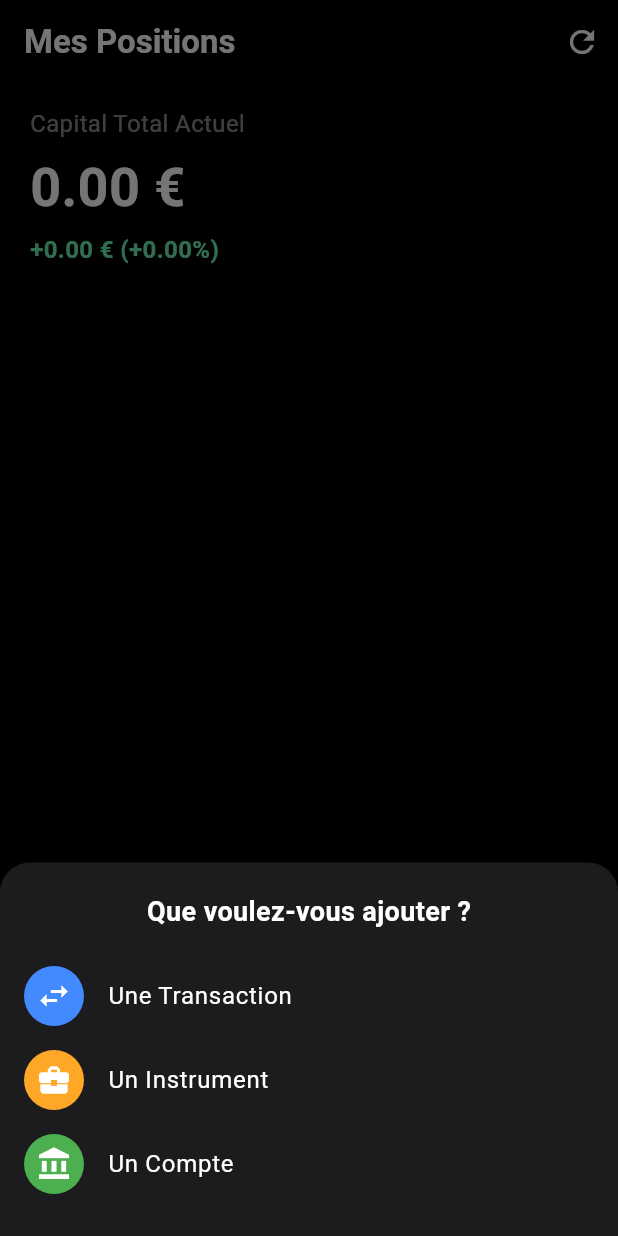
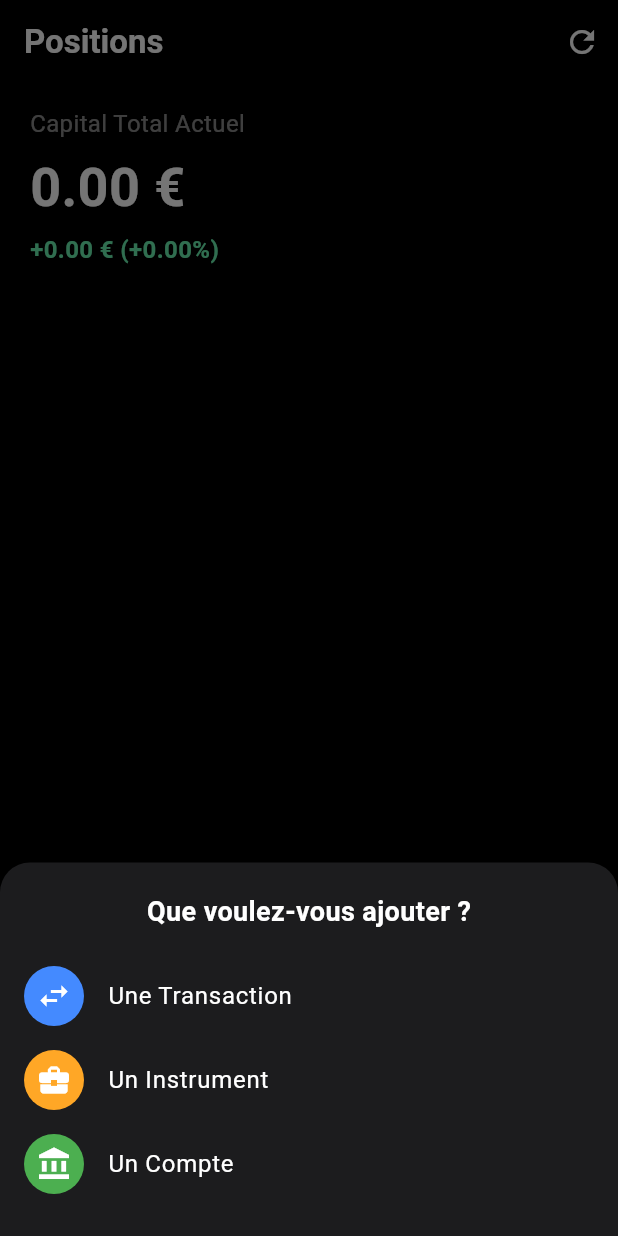
Before and after one commit to thomaszaza/invest_app, a Flutter app: the screen it shows after launch, after a tap on the "add" icon, on a phone screen of 412 x 824 dp. Run offline on Flutter 3.47's test engine with Material 3 defaults, Android fonts, the phone set to English and light mode, and no system bars; our stand-ins replace fl_chart, supabase_flutter; accounts and stored records are empty; Roboto replaces fonts that are missing (Helvetica Neue).

Commit message:
Description des changements

```diff
--- a/lib/main.dart
+++ b/lib/main.dart
@@ -321,7 +321,7 @@ class _PositionsScreenState extends State<PositionsScreen> {
     return Scaffold(
       backgroundColor: Colors.black,
       appBar: AppBar(
-        title: const Text('Mes Positions', style: TextStyle(fontWeight: FontWeight.bold)),
+        title: const Text('Positions', style: TextStyle(fontWeight: FontWeight.bold)),
         backgroundColor: Colors.black,
         actions: [
           IconButton(icon: const Icon(Icons.refresh), onPressed: _loadPositions)
@@ -1087,7 +1087,7 @@ class _PortfolioScreenState extends State<PortfolioScreen> {
       child: Scaffold(
         backgroundColor: Colors.black, // <-- CORRECTION 1 : Fond noir au lieu de grey[100]
         appBar: AppBar(
-          title: const Text('Mon Portfolio', style: TextStyle(fontWeight: FontWeight.bold)),
+          title: const Text('Portfolio', style: TextStyle(fontWeight: FontWeight.bold)),
           backgroundColor: Colors.black, // <-- CORRECTION 2 : Bandeau noir au lieu de blueAccent
           foregroundColor: Colors.white,
           actions: [
```
Also changed, not shown: pubspec.yaml (+12 -79 lines), icon.png (added), pubspec.lock.
